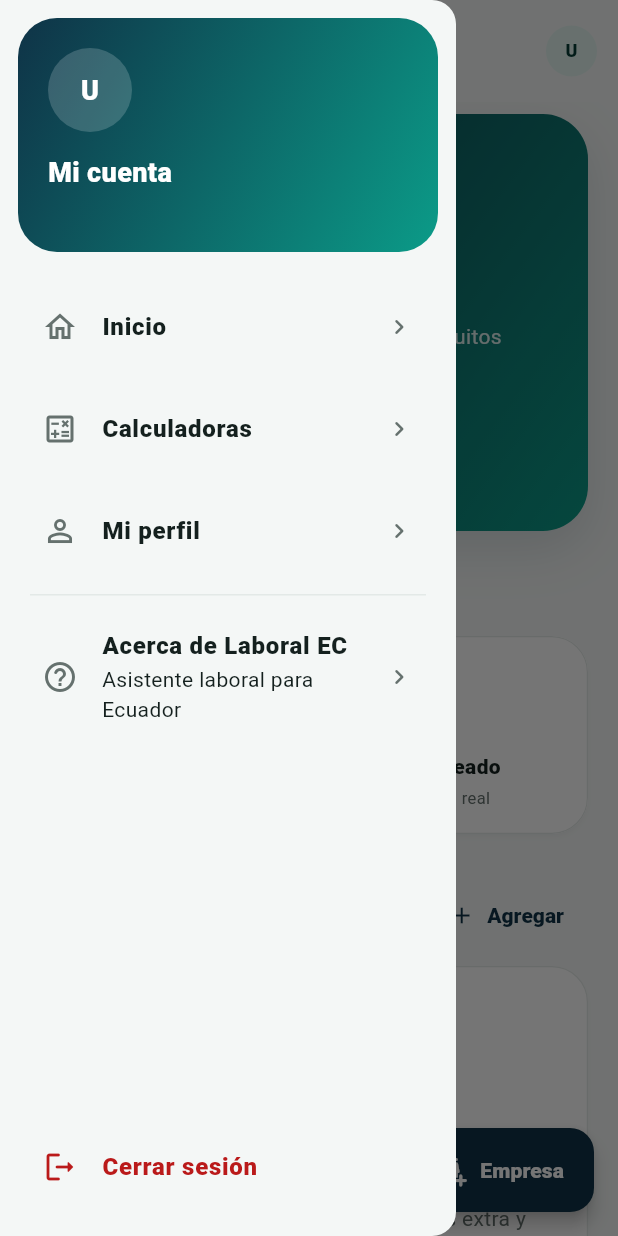
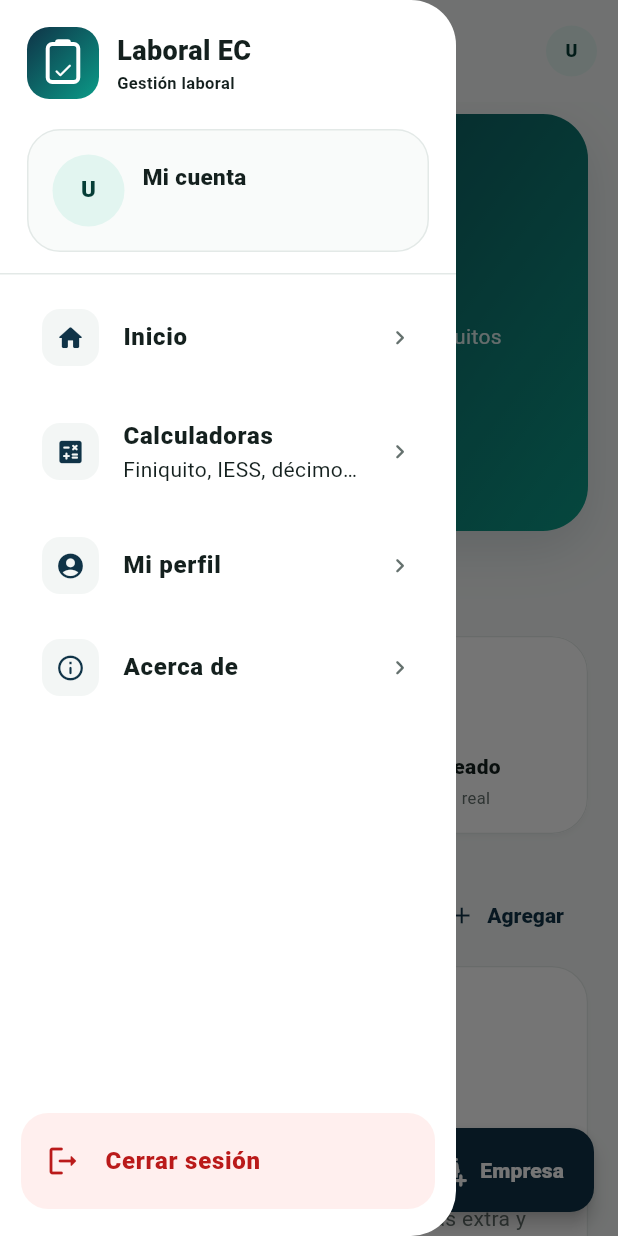
Before and after one commit to Haroldhv4/laboralec, a Flutter app: the HomePage screen opened directly, with the side drawer open, on a phone screen of 412 x 824 dp. Run offline on Flutter 3.47's test engine with Material 3 defaults, Android fonts, the light colour scheme and no system bars; our stand-ins replace pdf, printing, supabase_flutter; accounts and stored records are empty.

Commit message:
style: mejorar menu lateral

```diff
--- a/lib/widgets/app_drawer.dart
+++ b/lib/widgets/app_drawer.dart
@@ -3,6 +3,7 @@
 
 import '../features/calculators/calculators_page.dart';
 import '../features/profile/profile_page.dart';
+import 'brand_mark.dart';
 
 class AppDrawer extends StatelessWidget {
   const AppDrawer({super.key, this.companyName});
@@ -17,83 +18,113 @@
     final scheme = Theme.of(context).colorScheme;
 
     return Drawer(
-      backgroundColor: Theme.of(context).scaffoldBackgroundColor,
+      backgroundColor: Colors.white,
+      shape: const RoundedRectangleBorder(
+        borderRadius: BorderRadius.horizontal(right: Radius.circular(30)),
+      ),
       child: SafeArea(
         child: Column(
           children: [
-            Container(
-              width: double.infinity,
-              margin: const EdgeInsets.all(12),
-              padding: const EdgeInsets.all(20),
-              decoration: BoxDecoration(
-                gradient: LinearGradient(
-                  colors: [scheme.primary, scheme.secondary],
-                  begin: Alignment.topLeft,
-                  end: Alignment.bottomRight,
-                ),
-                borderRadius: BorderRadius.circular(26),
-              ),
+            Padding(
+              padding: const EdgeInsets.fromLTRB(18, 18, 18, 14),
               child: Column(
                 crossAxisAlignment: CrossAxisAlignment.start,
                 children: [
+                  const Row(
+                    children: [
+                      BrandMark(size: 48, showShadow: false),
+                      SizedBox(width: 12),
+                      Column(
+                        crossAxisAlignment: CrossAxisAlignment.start,
+                        children: [
+                          Text(
+                            'Laboral EC',
+                            style: TextStyle(fontSize: 18, fontWeight: FontWeight.w900),
+                          ),
+                          Text(
+                            'Gestión laboral',
+                            style: TextStyle(fontSize: 11, fontWeight: FontWeight.w600),
+                          ),
+                        ],
+                      ),
+                    ],
+                  ),
+                  const SizedBox(height: 20),
+                  Container(
+                    width: double.infinity,
+                    padding: const EdgeInsets.all(16),
+                    decoration: BoxDecoration(
+                      color: scheme.surfaceContainerLow,
+                      borderRadius: BorderRadius.circular(22),
+                      border: Border.all(color: scheme.outlineVariant),
+                    ),
+                    child: Row(
+                      children: [
                         CircleAvatar(
-                    radius: 28,
-                    backgroundColor: Colors.white.withValues(alpha: 0.18),
+                          radius: 24,
+                          backgroundColor: scheme.secondaryContainer,
                           child: Text(
                             _initials(name.isEmpty ? email : name),
-                      style: const TextStyle(
-                        color: Colors.white,
+                            style: TextStyle(
+                              color: scheme.onSecondaryContainer,
                               fontWeight: FontWeight.w900,
-                        fontSize: 18,
+                              fontSize: 15,
                             ),
                           ),
                         ),
-                  const SizedBox(height: 14),
+                        const SizedBox(width: 12),
+                        Expanded(
+                          child: Column(
+                            crossAxisAlignment: CrossAxisAlignment.start,
+                            children: [
                               Text(
                                 name.isEmpty ? 'Mi cuenta' : name,
-                    style: const TextStyle(
-                      color: Colors.white,
-                      fontWeight: FontWeight.w900,
-                      fontSize: 18,
-                    ),
+                                maxLines: 1,
+                                overflow: TextOverflow.ellipsis,
+                                style: const TextStyle(fontWeight: FontWeight.w900, fontSize: 15),
                               ),
                               const SizedBox(height: 3),
                               Text(
                                 email,
                                 maxLines: 1,
                                 overflow: TextOverflow.ellipsis,
-                    style: TextStyle(
-                      color: Colors.white.withValues(alpha: 0.8),
-                      fontSize: 12,
+                                style: TextStyle(color: scheme.onSurfaceVariant, fontSize: 11),
+                              ),
+                            ],
+                          ),
+                        ),
+                      ],
                     ),
                   ),
                   if (companyName != null) ...[
-                    const SizedBox(height: 13),
-                    Container(
-                      padding: const EdgeInsets.symmetric(horizontal: 10, vertical: 6),
-                      decoration: BoxDecoration(
-                        color: Colors.white.withValues(alpha: 0.13),
-                        borderRadius: BorderRadius.circular(99),
-                      ),
+                    const SizedBox(height: 10),
+                    Row(
+                      children: [
+                        Icon(Icons.apartment_rounded, size: 16, color: scheme.secondary),
+                        const SizedBox(width: 7),
+                        Expanded(
                           child: Text(
                             companyName!,
                             maxLines: 1,
                             overflow: TextOverflow.ellipsis,
-                        style: const TextStyle(
-                          color: Colors.white,
+                            style: TextStyle(
+                              color: scheme.onSurfaceVariant,
                               fontWeight: FontWeight.w700,
                               fontSize: 12,
                             ),
                           ),
                         ),
                       ],
+                    ),
+                  ],
                 ],
               ),
             ),
-            const SizedBox(height: 4),
+            const Divider(),
+            const SizedBox(height: 8),
             _item(
               context,
-              icon: Icons.home_outlined,
+              icon: Icons.home_rounded,
               title: 'Inicio',
               onTap: () {
                 Navigator.pop(context);
@@ -102,8 +133,9 @@
             ),
             _item(
               context,
-              icon: Icons.calculate_outlined,
+              icon: Icons.calculate_rounded,
               title: 'Calculadoras',
+              subtitle: 'Finiquito, IESS, décimos y más',
               onTap: () {
                 Navigator.pop(context);
                 Navigator.of(context).push(
@@ -113,7 +145,7 @@
             ),
             _item(
               context,
-              icon: Icons.person_outline,
+              icon: Icons.account_circle_rounded,
               title: 'Mi perfil',
               onTap: () {
                 Navigator.pop(context);
@@ -122,19 +154,15 @@
                 );
               },
             ),
-            const Padding(
-              padding: EdgeInsets.symmetric(horizontal: 20, vertical: 8),
-              child: Divider(),
-            ),
             _item(
               context,
-              icon: Icons.help_outline_rounded,
-              title: 'Acerca de Laboral EC',
-              subtitle: 'Asistente laboral para Ecuador',
+              icon: Icons.info_outline_rounded,
+              title: 'Acerca de',
               onTap: () {
                 Navigator.pop(context);
                 showAboutDialog(
                   context: context,
+                  applicationIcon: const BrandMark(size: 48, showShadow: false),
                   applicationName: 'Laboral EC',
                   applicationVersion: '1.0.0',
                   applicationLegalese:
@@ -144,18 +172,16 @@
             ),
             const Spacer(),
             Padding(
-              padding: const EdgeInsets.fromLTRB(12, 8, 12, 14),
+              padding: const EdgeInsets.fromLTRB(14, 10, 14, 18),
+              child: Material(
+                color: scheme.errorContainer.withValues(alpha: .42),
+                borderRadius: BorderRadius.circular(18),
                 child: ListTile(
-                shape: RoundedRectangleBorder(
-                  borderRadius: BorderRadius.circular(18),
-                ),
+                  shape: RoundedRectangleBorder(borderRadius: BorderRadius.circular(18)),
                   leading: Icon(Icons.logout_rounded, color: scheme.error),
                   title: Text(
                     'Cerrar sesión',
-                  style: TextStyle(
-                    color: scheme.error,
-                    fontWeight: FontWeight.w800,
-                  ),
+                    style: TextStyle(color: scheme.error, fontWeight: FontWeight.w900),
                   ),
                   onTap: () async {
                     Navigator.pop(context);
@@ -164,6 +190,7 @@
                       Navigator.of(context).popUntil((route) => route.isFirst);
                     }
                   },
+                ),
               ),
             ),
           ],
@@ -179,14 +206,25 @@
     String? subtitle,
     required VoidCallback onTap,
   }) {
+    final scheme = Theme.of(context).colorScheme;
     return Padding(
       padding: const EdgeInsets.symmetric(horizontal: 12, vertical: 2),
       child: ListTile(
         shape: RoundedRectangleBorder(borderRadius: BorderRadius.circular(18)),
-        leading: Icon(icon),
-        title: Text(title, style: const TextStyle(fontWeight: FontWeight.w800)),
-        subtitle: subtitle == null ? null : Text(subtitle),
-        trailing: const Icon(Icons.chevron_right_rounded, size: 20),
+        leading: Container(
+          width: 38,
+          height: 38,
+          decoration: BoxDecoration(
+            color: scheme.surfaceContainer,
+            borderRadius: BorderRadius.circular(12),
+          ),
+          child: Icon(icon, size: 20, color: scheme.primary),
+        ),
+        title: Text(title, style: const TextStyle(fontWeight: FontWeight.w900)),
+        subtitle: subtitle == null
+            ? null
+            : Text(subtitle, maxLines: 1, overflow: TextOverflow.ellipsis),
+        trailing: const Icon(Icons.chevron_right_rounded, size: 19),
         onTap: onTap,
       ),
     );
```
Lines whose indentation alone changed are shown as unchanged.
